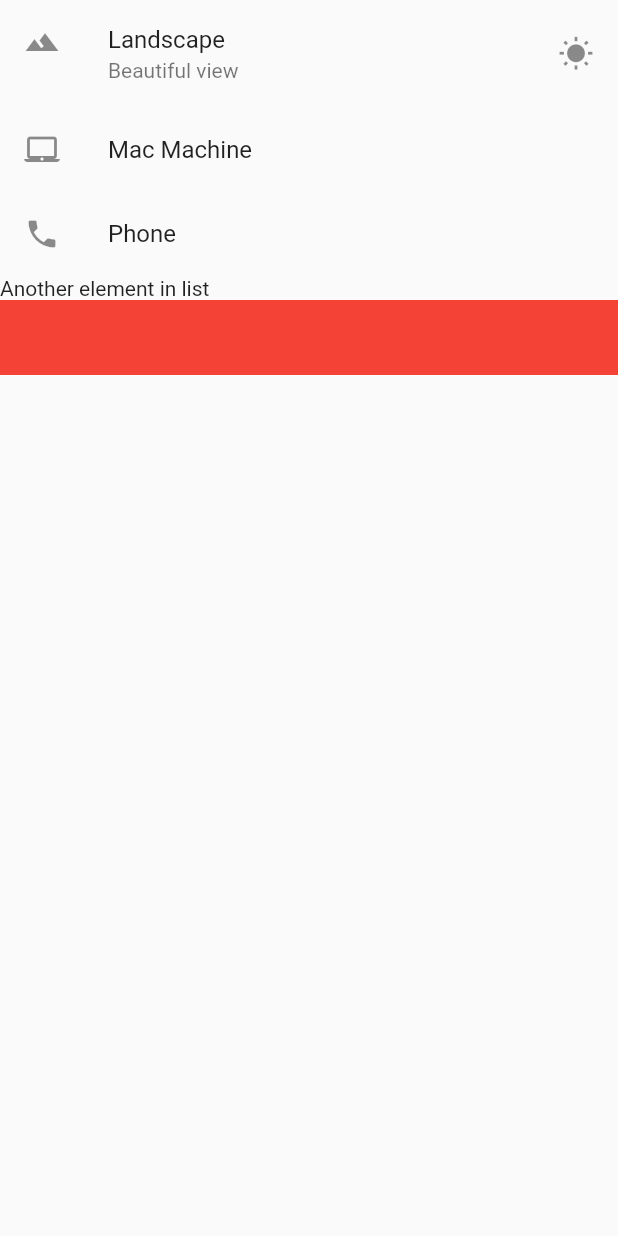
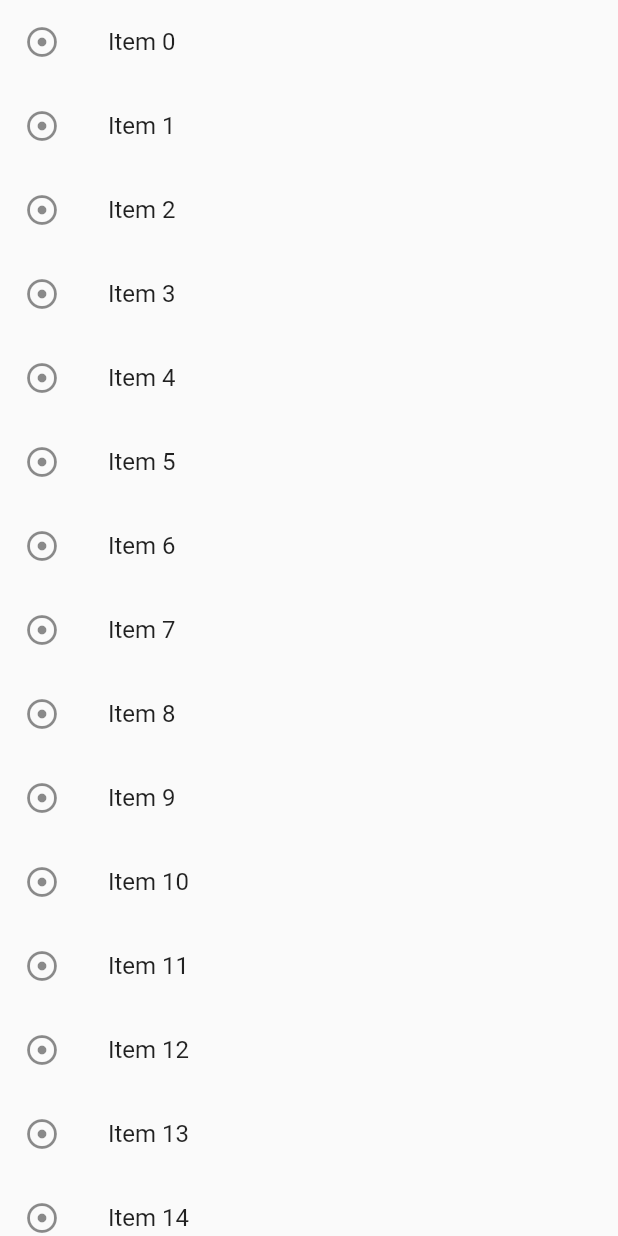
Before and after one commit to tonujewel/Flutter-Demo, a Flutter app: what getListView() shows on an empty page, opened directly, on a phone screen of 412 x 824 dp. Run offline on Flutter 3.47's test engine with Material 2 defaults, Android fonts, the phone set to English and light mode, and no system bars.

Commit message:
Long list - done

```diff
--- a/lib/main.dart
+++ b/lib/main.dart
@@ -1,6 +1,4 @@
 import "package:flutter/material.dart";
-
-import 'app_screen/home.dart';
 
 void main() {
   runApp(MaterialApp(
@@ -8,40 +6,30 @@ void main() {
     title: "Exploring UI widgets",
     home: Scaffold(
       appBar: AppBar(
-        title: Text("Basic list view"),
+        title: Text("Long list"),
       ),
       body: getListView(),
     ),
   ));
 }
 
+List<String> getListElement() {
+  var items = List<String>.generate(1000, (counter) => "Item $counter");
+  return items;
+}
+
 Widget getListView() {
-  var listView = ListView(
-    children: <Widget>[
-      ListTile(
-        leading: Icon(Icons.landscape),
-        title: Text("Landscape"),
-        subtitle: Text("Beautiful view"),
-        trailing: Icon(Icons.wb_sunny),
-        onTap: (){
-          debugPrint("Landscape tapped");
-        },
-      ),
-      ListTile(
-        leading: Icon(Icons.laptop_mac),
-        title: Text("Mac Machine"),
-      ),
-      ListTile(
-        leading: Icon(Icons.phone),
-        title: Text("Phone"),
-      ),
-      Text("Another element in list"),
-      Container(
-        color: Colors.red,
-        height: 50.0,
-      )
-    ],
-  );
+  var listItems = getListElement();
+
+  var listView = ListView.builder(itemBuilder: (contex, index) {
+    return ListTile(
+      leading: Icon(Icons.adjust),
+      title: Text(listItems[index]),
+      onTap: (){
+        debugPrint("clicked on ${listItems[index]}");
+      },
+    );
+  });
 
   return listView;
 }
```
Also changed, not shown: lib/app_screen/home.dart (+6 -3 lines).
